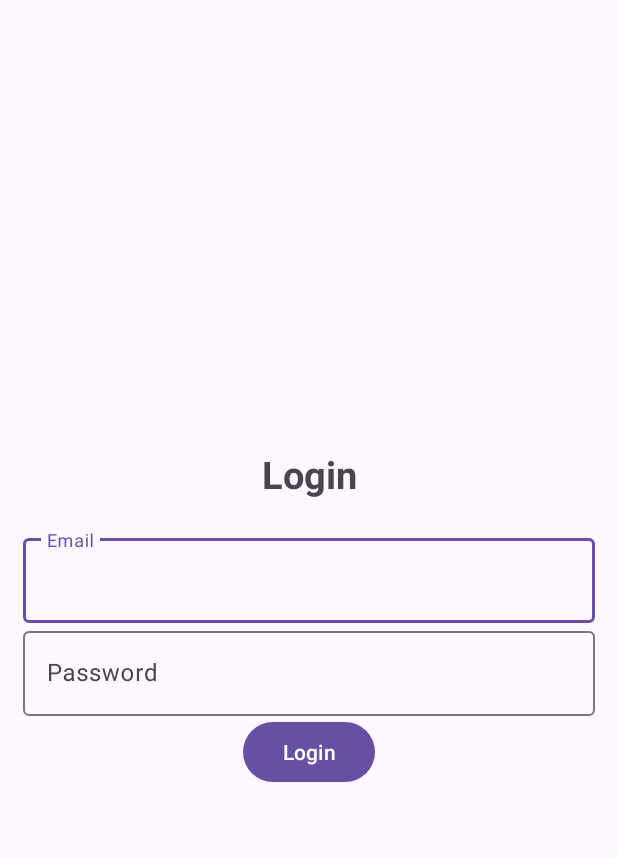
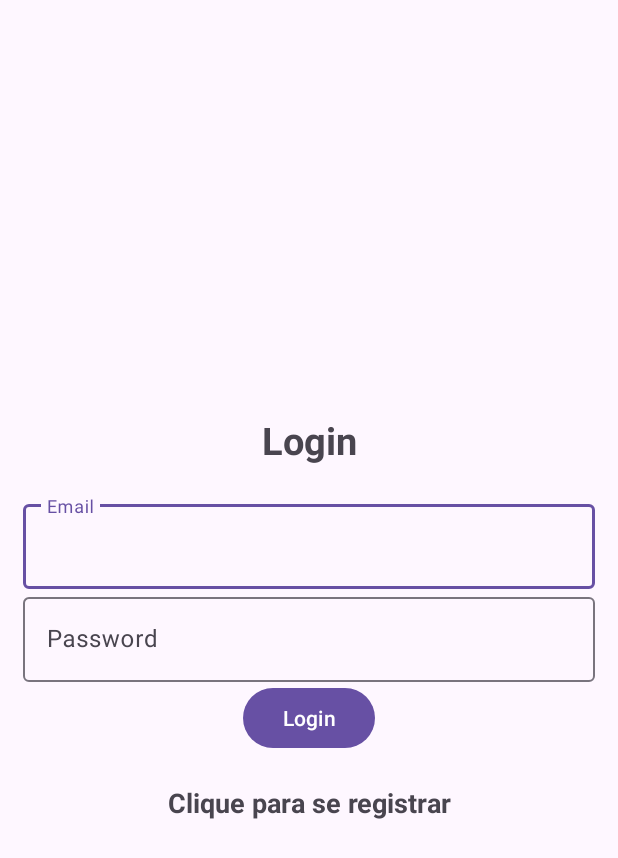
Before and after one commit to DiasMath/Login-e-Registration-App-Java, an Android app: the screen it shows after launch (Login), on a phone screen of 412 x 824 dp. Shown: the top 858 px of the screen. Run offline under Robolectric (Android 15) with nearby library versions, the phone set to English and light mode, and no system bars.

Commit message:
aplicando logica, autenticacao do firebase e modificacoes no layout

```diff
--- a/app/build.gradle.kts
+++ b/app/build.gradle.kts
@@ -5,7 +5,7 @@ plugins {
 
 android {
     namespace = "com.example.login_register_app_java"
-    compileSdk = 33
+    compileSdk = 34
 
     defaultConfig {
         applicationId = "com.example.login_register_app_java"
--- a/app/src/main/res/layout/activity_login.xml
+++ b/app/src/main/res/layout/activity_login.xml
@@ -40,11 +40,27 @@
             android:layout_height="wrap_content" />
     </com.google.android.material.textfield.TextInputLayout>
 
+    <ProgressBar
+        android:id="@+id/progressBar"
+        android:visibility="gone"
+        android:layout_width="wrap_content"
+        android:layout_height="wrap_content"/>
+
     <Button
         android:id="@+id/btn_login"
         android:text="@string/login"
         android:layout_width="wrap_content"
         android:layout_height="wrap_content" />
 
+    <TextView
+        android:textStyle="bold"
+        android:textSize="18sp"
+        android:gravity="center"
+        android:layout_marginTop="20dp"
+        android:id="@+id/registerNow"
+        android:text="@string/clique_para_se_registrar"
+        android:layout_width="match_parent"
+        android:layout_height="wrap_content"/>
+
 
 </LinearLayout>
--- a/app/src/main/res/values/strings.xml
+++ b/app/src/main/res/values/strings.xml
@@ -4,4 +4,7 @@
     <string name="email">Email</string>
     <string name="password">Password</string>
     <string name="register">Register</string>
+    <string name="click_to_login">Click to login</string>
+    <string name="clique_para_se_registrar">Clique para se registrar</string>
+    <string name="clique_para_logar">Clique para logar</string>
 </resources>
```
Also changed, not shown: app/src/main/java/com/example/login_register_app_java/Register.java (+60 -0 lines), app/src/main/res/layout/activity_register.xml (+16 -0 lines).
